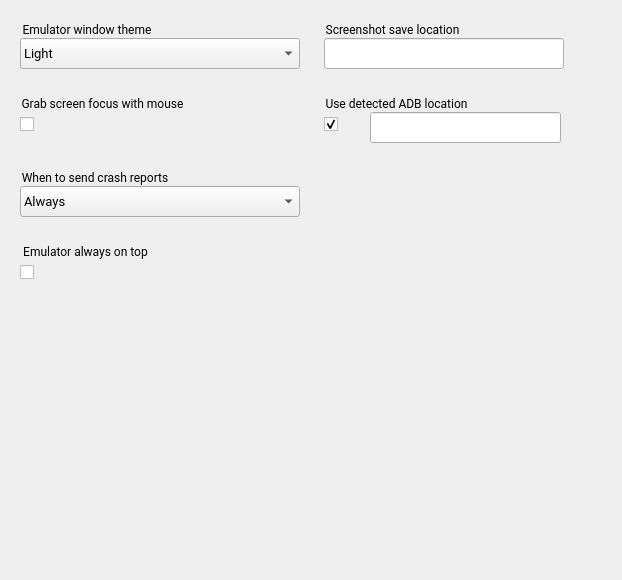
First picture: the form in android/skin/qt/extended-pages/settings-page.ui, repository aosp-mirror/platform_external_qemu, before the edit.
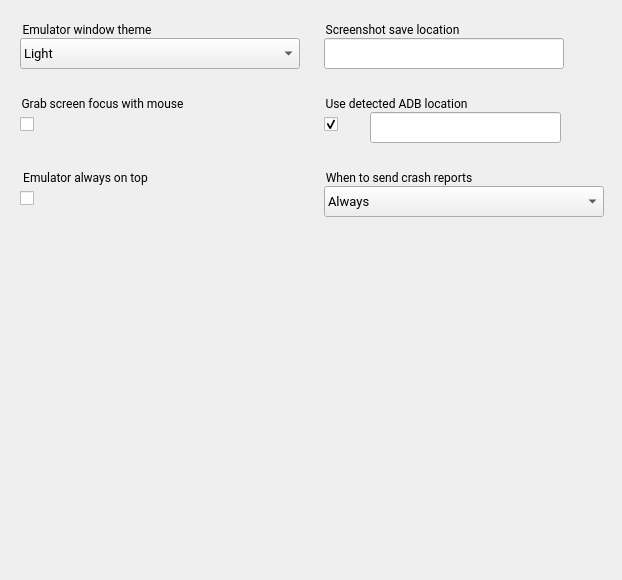
Second picture: the form after the edit. Icons and pictures are not drawn.

Commit message: Move crash report preference to second column.

Patch:
```diff
--- a/android/skin/qt/extended-pages/settings-page.ui
+++ b/android/skin/qt/extended-pages/settings-page.ui
@@ -16,7 +16,7 @@
   <widget class="QGroupBox" name="set_crashReprotPrefTitle">
    <property name="geometry">
     <rect>
-     <x>20</x>
+     <x>324</x>
      <y>168</y>
      <width>281</width>
      <height>21</height>
@@ -41,7 +41,7 @@
    <property name="geometry">
     <rect>
      <x>20</x>
-     <y>260</y>
+     <y>186</y>
      <width>211</width>
      <height>24</height>
     </rect>
@@ -204,7 +204,7 @@
    <property name="geometry">
     <rect>
      <x>20</x>
-     <y>242</y>
+     <y>168</y>
      <width>211</width>
      <height>21</height>
     </rect>
@@ -357,7 +357,7 @@
   <widget class="QComboBox" name="set_crashReportPrefComboBox">
    <property name="geometry">
     <rect>
-     <x>20</x>
+     <x>324</x>
      <y>186</y>
      <width>280</width>
      <height>31</height>
```
